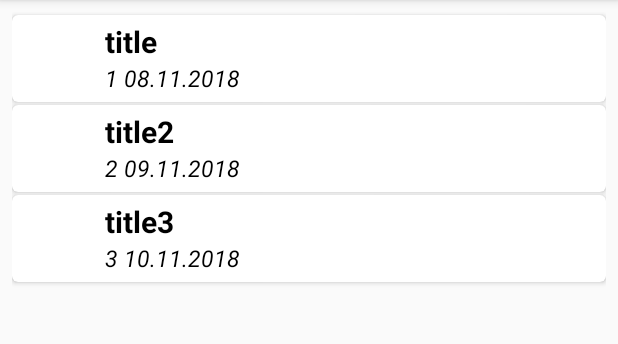
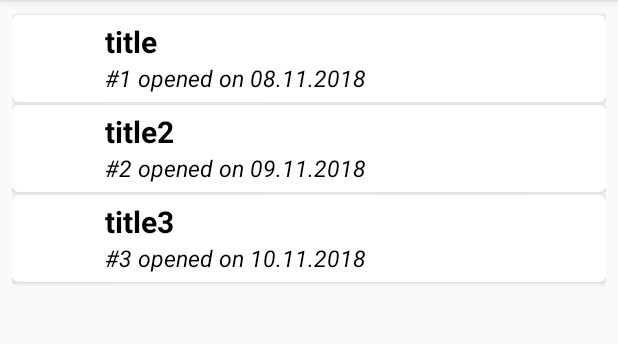
Before and after one commit to ZhukDI/github-fetch, an Android app: the screen it shows after launch (MainActivity), on a phone screen of 412 x 824 dp, the part 84-428 px from its top. Run offline under Robolectric (Android 15) with nearby library versions, the phone set to English and light mode, and no system bars.

Commit message:
Created view holder for issue. Refactoring IssueAdapter

```diff
--- a/app/src/main/java/com/github/zhukdi/githubfetch/MainActivity.kt
+++ b/app/src/main/java/com/github/zhukdi/githubfetch/MainActivity.kt
@@ -3,9 +3,8 @@ package com.github.zhukdi.githubfetch
 import android.support.v7.app.AppCompatActivity
 import android.os.Bundle
 import android.support.v7.widget.LinearLayoutManager
-import com.github.zhukdi.githubfetch.adapters.MainAdapter
+import com.github.zhukdi.githubfetch.adapters.IssueAdapter
 import com.github.zhukdi.githubfetch.models.Issue
-import com.github.zhukdi.githubfetch.models.User
 import kotlinx.android.synthetic.main.activity_main.*
 
 class MainActivity : AppCompatActivity() {
@@ -20,7 +19,7 @@ class MainActivity : AppCompatActivity() {
             Issue(2, "title2", 2, "09.11.2018"),
             Issue(3, "title3", 3, "10.11.2018")
         )
-        recyclerView.adapter = MainAdapter(issueList)
+        recyclerView.adapter = IssueAdapter(issueList)
 
 //        fetchJson()
     }
--- a/app/src/main/java/com/github/zhukdi/githubfetch/adapters/IssueAdapter.kt
+++ b/app/src/main/java/com/github/zhukdi/githubfetch/adapters/IssueAdapter.kt
@@ -1,34 +1,31 @@
 package com.github.zhukdi.githubfetch.adapters
 
+import android.annotation.SuppressLint
 import android.support.v7.widget.RecyclerView
 import android.view.LayoutInflater
-import android.view.View
+
 import android.view.ViewGroup
 import com.github.zhukdi.githubfetch.R
 import com.github.zhukdi.githubfetch.models.Issue
-import kotlinx.android.synthetic.main.issue_item.view.*
 
-class MainAdapter(private val issueList: List<Issue>): RecyclerView.Adapter<CustomViewHolder>() {
+class IssueAdapter(private val issueList: List<Issue>): RecyclerView.Adapter<IssueViewHolder>() {
 
     override fun getItemCount(): Int {
         return issueList.size
     }
 
-    override fun onCreateViewHolder(parent: ViewGroup, viewType: Int): CustomViewHolder {
+    override fun onCreateViewHolder(parent: ViewGroup, viewType: Int): IssueViewHolder {
         val layoutInflater = LayoutInflater.from(parent.context)
         val cellForRow = layoutInflater.inflate(R.layout.issue_item, parent, false)
-        return CustomViewHolder(cellForRow)
+        return IssueViewHolder(cellForRow)
     }
 
-    override fun onBindViewHolder(holder: CustomViewHolder, position: Int) {
-        val issueTitle = issueList[position].title
-        val issueDescription = issueList[position].number.toString() + " " + issueList[position].createdAt
-        holder.view.issueTitle.text = issueTitle
-        holder.view.issueDescription.text = issueDescription
+    @SuppressLint("SetTextI18n")
+    override fun onBindViewHolder(holder: IssueViewHolder, position: Int) {
+//        holder.issueOwnerImage
+        holder.issueTitle.text = issueList[position].title
+        holder.issueDescription.text = "#${issueList[position].number} opened on ${issueList[position].createdAt}"
+
     }
 
 }
-
-class CustomViewHolder(val view: View): RecyclerView.ViewHolder(view) {
-
-}
--- /dev/null
+++ b/app/src/main/java/com/github/zhukdi/githubfetch/adapters/IssueViewHolder.kt
@@ -0,0 +1,11 @@
+package com.github.zhukdi.githubfetch.adapters
+
+import android.support.v7.widget.RecyclerView
+import android.view.View
+import kotlinx.android.synthetic.main.issue_item.view.*
+
+class IssueViewHolder(val view: View) : RecyclerView.ViewHolder(view) {
+    val issueTitle = view.issue_title!!
+    val issueDescription = view.issue_description!!
+    val issueOwnerImage = view.issue_owner_image!!
+}
--- a/app/src/main/java/com/github/zhukdi/githubfetch/network/GitHubClient.kt
+++ b/app/src/main/java/com/github/zhukdi/githubfetch/network/GitHubClient.kt
@@ -1,5 +1,22 @@
 package com.github.zhukdi.githubfetch.network
 
-class GitHubClient {
+import retrofit2.Retrofit
+import retrofit2.adapter.rxjava2.RxJava2CallAdapterFactory
+import retrofit2.converter.gson.GsonConverterFactory
+
+object GitHubClient {
+    private var ourInstance : Retrofit? = null
+
+    val instance : Retrofit
+        get() {
+            if (ourInstance == null) {
+                ourInstance = Retrofit.Builder()
+                    .baseUrl(" https://api.github.com/repos/ZhukDI/javaee-library")
+                    .addConverterFactory(GsonConverterFactory.create())
+                    .addCallAdapterFactory(RxJava2CallAdapterFactory.create())
+                    .build()
+            }
+            return  ourInstance!!
+        }
 
 }
--- a/app/src/main/res/layout/issue_item.xml
+++ b/app/src/main/res/layout/issue_item.xml
@@ -12,14 +12,14 @@
             android:layout_margin="4dp">
 
         <ImageView
-                android:id="@+id/issueAuthorImage"
+                android:id="@+id/issue_owner_image"
                 android:layout_width="50dp"
                 android:layout_height="50dp"
                 android:padding="2dp"
         />
 
         <TextView
-                android:id="@+id/issueTitle"
+                android:id="@+id/issue_title"
                 android:layout_width="wrap_content"
                 android:layout_height="wrap_content"
                 android:text="Title 1"
@@ -27,20 +27,20 @@
                 android:textStyle="bold"
                 android:textColor="@android:color/black"
                 android:layout_alignParentTop="true"
-                android:layout_toEndOf="@+id/issueAuthorImage"
+                android:layout_toEndOf="@+id/issue_owner_image"
                 android:layout_marginStart="8dp"
         />
 
         <TextView
-                android:id="@+id/issueDescription"
+                android:id="@+id/issue_description"
                 android:layout_width="wrap_content"
                 android:layout_height="wrap_content"
                 android:text="description"
                 android:textSize="15sp"
                 android:textStyle="italic"
                 android:textColor="@android:color/black"
-                android:layout_below="@id/issueTitle"
-                android:layout_toEndOf="@+id/issueAuthorImage"
+                android:layout_below="@id/issue_title"
+                android:layout_toEndOf="@+id/issue_owner_image"
                 android:layout_marginStart="8dp"
         />
 
```
Also changed, not shown: app/src/main/java/com/github/zhukdi/githubfetch/network/IGitHubIssueAPI.kt (renamed from app/src/main/java/com/github/zhukdi/githubfetch/network/IGitHubClient.kt).
